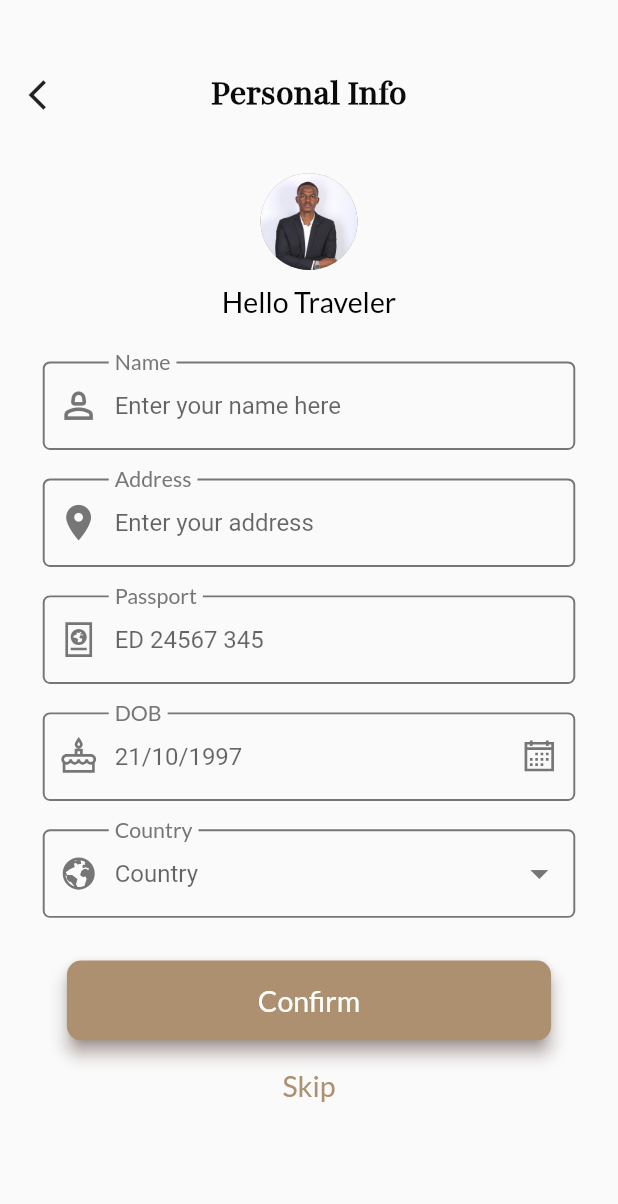
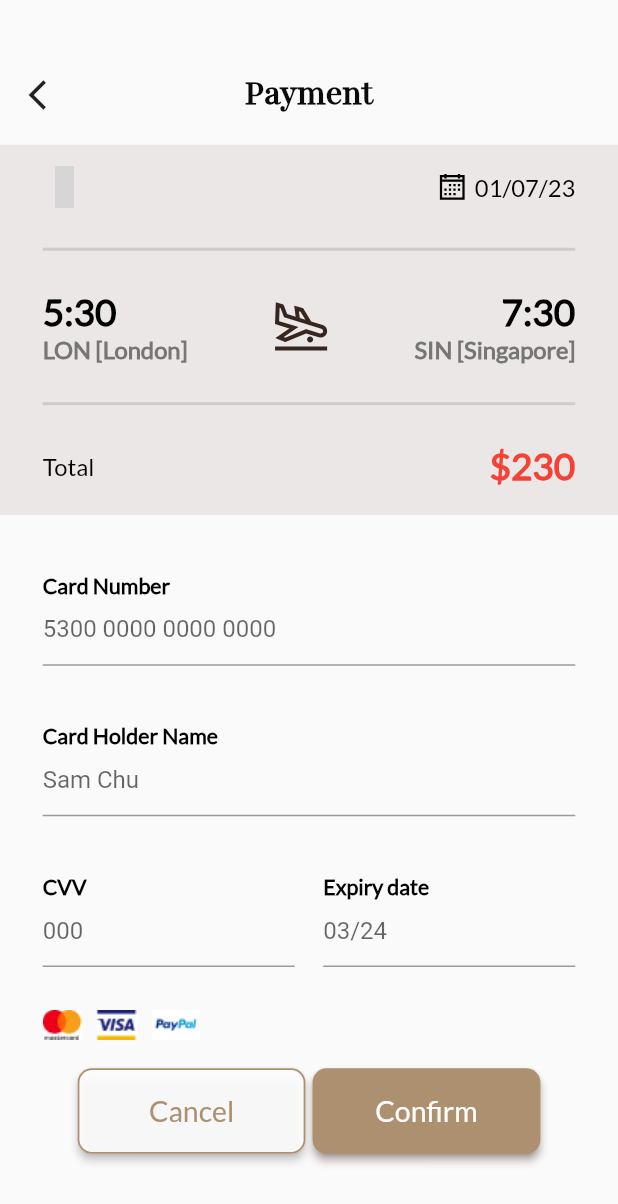
Before and after one commit to Arham21st/cojet.co, a Flutter app: the PersonalInfo screen opened by its route, after a tap on "Confirm", on a phone screen of 412 x 824 dp. Shown: the top 1204 px of the screen. Run offline on Flutter 3.47's test engine with Material 2 defaults, Android fonts, the phone set to English and light mode, and no system bars; our stand-ins replace calendar_date_picker2, get, line_icons, persistent_bottom_nav_bar; grey boxes are pictures that could not be loaded.

Commit message:
30/06 payment page UI and routing

```diff
--- a/lib/routes/routes_helper.dart
+++ b/lib/routes/routes_helper.dart
@@ -1,4 +1,5 @@
 import 'package:cojet/screens/flights/flight_details.dart';
+import 'package:cojet/screens/flights/payment_page.dart';
 import 'package:cojet/screens/flights/search_result.dart';
 import 'package:cojet/screens/user%20info/personal_info.dart';
 import 'package:get/get.dart';
@@ -12,6 +13,7 @@ class RoutesHelper {
   static const String result = '/search-result';
   static const String details = '/flight-details';
   static const String userInfo = '/personal-info';
+  static const String payment = '/payment';
   // static const String popularItems = '/popular-Items';
   // static const String recommendedItems = '/recommended-Items';
   // static const String cartPage = '/cart-page';
@@ -21,6 +23,7 @@ class RoutesHelper {
   static String getISearchResult() => result;
   static String getFlightDetails() => details;
   static String getPersonalInfo() => userInfo;
+  static String getPayment() => payment;
   // static String getPopularProducts(int pageId, String page) => "$popularItems?pageId=$pageId&page=$page";
   // static String getRecommendedProducts(int pageId, String page) =>'$recommendedItems?pageId=$pageId&page=$page';
   // static String getCartPage() => '$cartPage';
@@ -31,6 +34,7 @@ class RoutesHelper {
     GetPage(name: result, page: () => const SearchResult()),
     GetPage(name: details, page: () => const FlightDetails()),
     GetPage(name: userInfo, page: () => const PersonalInfo()),
+    GetPage(name: payment, page: () => const PaymentPage()),
 
 
     // GetPage(
--- a/lib/screens/flights/flight_details.dart
+++ b/lib/screens/flights/flight_details.dart
@@ -83,6 +83,7 @@ class FlightDetails extends StatelessWidget {
                                   )
                                 ],
                               ),
+
                           SizedBox(height: Dimensions.height15,),
                           Row(
                             mainAxisAlignment: MainAxisAlignment.spaceBetween,
@@ -212,7 +213,8 @@ class FlightDetails extends StatelessWidget {
               ElevatedButton(onPressed: () {
                Get.toNamed(RoutesHelper.getPersonalInfo());
               },style: smallButton, child: SubHeadingText(text: "Confirm",size: Dimensions.font20,),)
-            ],),
+            ],
+            ),
             SizedBox(height: Dimensions.height10,)
           ],
         ),
--- /dev/null
+++ b/lib/screens/flights/payment_page.dart
@@ -0,0 +1,201 @@
+import 'package:cojet/utility/app_colors.dart';
+import 'package:cojet/utility/widgets/heading_text.dart';
+import 'package:cojet/utility/widgets/sub_heading_text.dart';
+import 'package:flutter/material.dart';
+import 'package:get/get.dart';
+import 'package:line_icons/line_icons.dart';
+
+import '../../routes/routes_helper.dart';
+import '../../utility/Dimensions.dart';
+import '../../utility/widgets/main_button.dart';
+
+class PaymentPage extends StatefulWidget {
+  const PaymentPage({super.key});
+
+  @override
+  State<PaymentPage> createState() => _PaymentPageState();
+}
+
+class _PaymentPageState extends State<PaymentPage> {
+  @override
+  Widget build(BuildContext context) {
+    return Scaffold(
+      body: Stack(
+        children: [
+          Positioned(
+            top: Dimensions.height20*2.7,
+            left: Dimensions.height20,
+
+
+            child: InkWell(
+                  onTap: () => Get.toNamed(RoutesHelper.getFlightDetails()),
+                  child: const Icon(Icons.arrow_back_ios),
+                  ),
+                  ),
+
+          Positioned(
+            top: Dimensions.height20*2.5,
+            left: 0,
+            right: 0,
+            child: Column(
+              children: [
+                HeadingText(text: "Payment",fontWeight: FontWeight.bold,),
+                SizedBox(height: Dimensions.height20,),
+                Container(
+                  height: Dimensions.height20*13,
+                  width: double.maxFinite,
+                  color: Color.fromARGB(255, 236, 231, 231),
+                  child: Padding(
+                    padding: EdgeInsets.only(left: Dimensions.height20*1.5,right: Dimensions.height20*1.5,top: Dimensions.height15,bottom: Dimensions.height10),
+                    child: Column(
+                      children: [
+                        Row(
+                          mainAxisAlignment: MainAxisAlignment.spaceBetween,
+                          children: [
+                            Icon(LineIcons.googleLogo,color: Colors.red,size: Dimensions.height30,),
+                            Row(
+                              children: [
+                                Icon(LineIcons.calendar,color: Colors.black,),
+                                SubHeadingText(text: " 01/07/23",color: Colors.black,size: Dimensions.font16,)
+                              ],
+                            ),
+
+
+                          ],
+                        ),
+                        SizedBox(height: Dimensions.height20,),
+                        Divider(thickness: 2,),
+                        SizedBox(height: Dimensions.height20,),
+                        Row(
+                                mainAxisAlignment: MainAxisAlignment.spaceBetween,
+                                children: [
+                                  Column(
+                                    crossAxisAlignment: CrossAxisAlignment.start,
+                                    children: [
+                                      SubHeadingText(text: "5:30",color: Colors.black,size: Dimensions.font26,fontWeight: FontWeight.bold,),
+                                      SubHeadingText(text: "LON [London]",size: Dimensions.font16,color: const Color.fromARGB(255, 119, 118, 118),fontWeight: FontWeight.bold,)
+                                    ],
+                                  ),
+                                  Icon(LineIcons.planeArrival,color: AppColors.activeIcon,size: Dimensions.height45,),
+                                  Column(
+                                    crossAxisAlignment: CrossAxisAlignment.end,
+                                    children: [
+                                      SubHeadingText(text: "7:30",color: Colors.black,size: Dimensions.font26,fontWeight: FontWeight.bold,),
+                                      SubHeadingText(text: "SIN [Singapore]",size: Dimensions.font16,color: const Color.fromARGB(255, 119, 118, 118),fontWeight: FontWeight.bold,)
+                                    ],
+                                  )
+                                ],
+                              ),
+                        SizedBox(height: Dimensions.height20,),
+                        Divider(thickness: 2,),
+                        SizedBox(height: Dimensions.height20,),
+                        Row(
+                          mainAxisAlignment: MainAxisAlignment.spaceBetween,
+                          children: [
+                            SubHeadingText(text: "Total",color: Colors.black,size: Dimensions.font16,),
+                            SubHeadingText(text: "\$230",color: Colors.red,fontWeight: FontWeight.bold,size: Dimensions.font26,)
+                          ],
+                        )
+                      ],
+                    ),
+                  ),
+                ),
+                Padding(padding: EdgeInsets.all(Dimensions.height30),
+                child: TextField(
+                  keyboardType: TextInputType.number,
+                  decoration: InputDecoration(
+                    label: SubHeadingText(text: "Card Number",color: Colors.black,size: Dimensions.font20,fontWeight: FontWeight.bold,),
+                    floatingLabelBehavior: FloatingLabelBehavior.always,
+                    hintText: "5300 0000 0000 0000",
+                    hintStyle: const TextStyle(height: 2),
+                    focusedBorder: OutlineInputBorder(
+                      borderSide: BorderSide(color: AppColors.mainColor)
+                    )
+                  ),
+                ),
+                ),
+                Padding(padding: EdgeInsets.only(left: Dimensions.height30,right: Dimensions.height30),
+                child: TextField(
+                  keyboardType: TextInputType.number,
+                  decoration: InputDecoration(
+                    label: SubHeadingText(text: "Card Holder Name",color: Colors.black,size: Dimensions.font20,fontWeight: FontWeight.bold,),
+                    floatingLabelBehavior: FloatingLabelBehavior.always,
+                    hintText: "Sam Chu",
+                    hintStyle: const TextStyle(height: 2),
+                    focusedBorder: OutlineInputBorder(
+                      borderSide: BorderSide(color: AppColors.mainColor)
+                    )
+                  ),
+                ),
+                ),
+                Padding(
+                  padding:  EdgeInsets.all(Dimensions.height30),
+                  child: Row(
+                    children: [
+                      Expanded(child: TextField(
+                        keyboardType: TextInputType.number,
+                  decoration: InputDecoration(
+                    label: SubHeadingText(text: "CVV",color: Colors.black,size: Dimensions.font20,fontWeight: FontWeight.bold,),
+                    floatingLabelBehavior: FloatingLabelBehavior.always,
+                    hintText: "000",
+                    hintStyle: const TextStyle(height: 2),
+                    focusedBorder: OutlineInputBorder(
+                      borderSide: BorderSide(color: AppColors.mainColor)
+                    )
+                  ),
+                      )),
+                      SizedBox(width: Dimensions.height20,),
+                      Expanded(child: TextField(
+                        keyboardType: TextInputType.number,
+                  decoration: InputDecoration(
+                    label: SubHeadingText(text: "Expiry date",color: Colors.black,size: Dimensions.font20,fontWeight: FontWeight.bold,),
+                    floatingLabelBehavior: FloatingLabelBehavior.always,
+                    hintText: "03/24",
+                    hintStyle: const TextStyle(height: 2),
+                    focusedBorder: OutlineInputBorder(
+                      borderSide: BorderSide(color: AppColors.mainColor)
+                    )
+                  ),
+                      )),
+                    ],
+                  ),
+                ),
+
+                Padding(
+                  padding:  EdgeInsets.only(left: Dimensions.height30),
+                  child: Row(
+                    children: [
+                      const Image(image: AssetImage("assets/images/mastercard logo.jpg")),
+                      SizedBox(width: Dimensions.height10,),
+                      const Image(image: AssetImage("assets/images/visa logo.jpg")),
+                      SizedBox(width: Dimensions.height10,),
+                      const Image(image: AssetImage("assets/images/paypal logo.jpg"))
+                    ],
+                  ),
+
+                ),
+                SizedBox(height: Dimensions.height20,),
+            Row(
+              mainAxisAlignment: MainAxisAlignment.center,
+              children: [
+              ElevatedButton(onPressed: () {
+                 Get.toNamed(RoutesHelper.getFlightDetails());
+              },style: transparentButton, child: SubHeadingText(text: "Cancel",size: Dimensions.font20,color: AppColors.mainColor,),),
+              SizedBox(width: Dimensions.height5,),
+              ElevatedButton(onPressed: () {
+               //Get.toNamed(RoutesHelper.getPersonalInfo());
+              },style: smallButton, child: SubHeadingText(text: "Confirm",size: Dimensions.font20,),)
+            ],
+            ),
+            SizedBox(height: Dimensions.height10,)
+
+              ],
+
+          )
+          )
+
+        ],
+      ),
+    );
+  }
+}
--- a/lib/screens/user info/personal_info.dart
+++ b/lib/screens/user info/personal_info.dart
@@ -167,7 +167,7 @@ class _PersonalInfoState extends State<PersonalInfo> {
                 ),
                 SizedBox(height: Dimensions.height30,),
                 ElevatedButton(onPressed: () {
-
+                   Get.toNamed(RoutesHelper.getPayment());
                 }, child: SubHeadingText(text: "Confirm",size: Dimensions.font20,),style: mainButton,),
                 SizedBox(height: Dimensions.height20,),
                 SubHeadingText(text: "Skip",size: Dimensions.font20,color: AppColors.mainColor,)
```
Also changed, not shown: assets/images/mastercard logo.jpg (added), assets/images/paypal logo.jpg (added), assets/images/visa logo.jpg (added).
